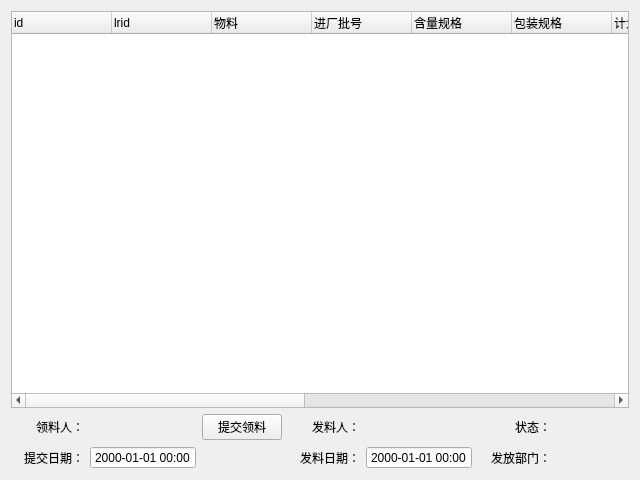
Qt form stuff/views/stuffdrawpaper.ui (zxcvbnmz0x/gmpsystem) before a commit.
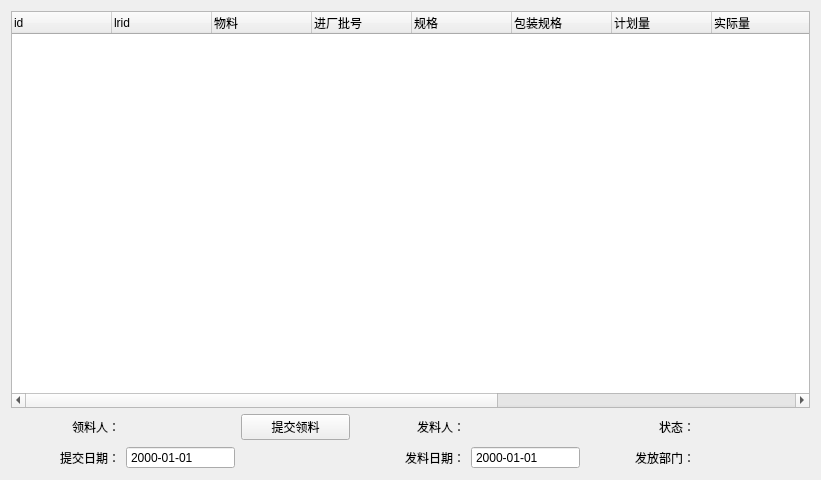
The same form after that commit.

The edit to the form file:
```diff
--- a/stuff/views/stuffdrawpaper.ui
+++ b/stuff/views/stuffdrawpaper.ui
@@ -6,7 +6,7 @@
    <rect>
     <x>0</x>
     <y>0</y>
-    <width>640</width>
+    <width>821</width>
     <height>480</height>
    </rect>
   </property>
@@ -31,28 +31,6 @@
      </property>
     </widget>
    </item>
-   <item row="2" column="1">
-    <widget class="QDateTimeEdit" name="dateTimeEdit_applytime">
-     <property name="enabled">
-      <bool>true</bool>
-     </property>
-     <property name="focusPolicy">
-      <enum>Qt::NoFocus</enum>
-     </property>
-     <property name="styleSheet">
-      <string notr="true"/>
-     </property>
-     <property name="readOnly">
-      <bool>true</bool>
-     </property>
-     <property name="buttonSymbols">
-      <enum>QAbstractSpinBox::NoButtons</enum>
-     </property>
-     <property name="displayFormat">
-      <string>yyyy-MM-dd HH:mm</string>
-     </property>
-    </widget>
-   </item>
    <item row="0" column="0" colspan="7">
     <widget class="QTreeWidget" name="treeWidget_stufflist">
      <property name="indentation">
@@ -80,7 +58,7 @@
      </column>
      <column>
       <property name="text">
-       <string>含量规格</string>
+       <string>规格</string>
       </property>
      </column>
      <column>
@@ -132,6 +110,13 @@
      </property>
     </widget>
    </item>
+   <item row="1" column="2">
+    <widget class="QPushButton" name="pushButton_apply">
+     <property name="text">
+      <string>提交领料</string>
+     </property>
+    </widget>
+   </item>
    <item row="1" column="0">
     <widget class="QLabel" name="label">
      <property name="text">
@@ -152,16 +137,6 @@
      </property>
     </widget>
    </item>
-   <item row="1" column="5">
-    <widget class="QLabel" name="label_5">
-     <property name="text">
-      <string>状态：</string>
-     </property>
-     <property name="alignment">
-      <set>Qt::AlignRight|Qt::AlignTrailing|Qt::AlignVCenter</set>
-     </property>
-    </widget>
-   </item>
    <item row="2" column="0">
     <widget class="QLabel" name="label_7">
      <property name="text">
@@ -172,26 +147,13 @@
      </property>
     </widget>
    </item>
-   <item row="1" column="1">
-    <widget class="QLabel" name="label_charger">
+   <item row="1" column="5">
+    <widget class="QLabel" name="label_5">
      <property name="text">
-      <string/>
+      <string>状态：</string>
      </property>
-    </widget>
-   </item>
-   <item row="2" column="4">
-    <widget class="QDateTimeEdit" name="dateTimeEdit_drawtime">
-     <property name="focusPolicy">
-      <enum>Qt::NoFocus</enum>
-     </property>
-     <property name="readOnly">
-      <bool>true</bool>
-     </property>
-     <property name="buttonSymbols">
-      <enum>QAbstractSpinBox::NoButtons</enum>
-     </property>
-     <property name="displayFormat">
-      <string>yyyy-MM-dd HH:mm</string>
+     <property name="alignment">
+      <set>Qt::AlignRight|Qt::AlignTrailing|Qt::AlignVCenter</set>
      </property>
     </widget>
    </item>
@@ -205,6 +167,13 @@
      </property>
     </widget>
    </item>
+   <item row="1" column="1">
+    <widget class="QLabel" name="label_charger">
+     <property name="text">
+      <string/>
+     </property>
+    </widget>
+   </item>
    <item row="2" column="6">
     <widget class="QLabel" name="label_dept">
      <property name="text">
@@ -212,10 +181,41 @@
      </property>
     </widget>
    </item>
-   <item row="1" column="2">
-    <widget class="QPushButton" name="pushButton_apply">
-     <property name="text">
-      <string>提交领料</string>
+   <item row="2" column="4">
+    <widget class="QDateEdit" name="dateEdit_drawtime">
+     <property name="focusPolicy">
+      <enum>Qt::NoFocus</enum>
+     </property>
+     <property name="readOnly">
+      <bool>true</bool>
+     </property>
+     <property name="buttonSymbols">
+      <enum>QAbstractSpinBox::NoButtons</enum>
+     </property>
+     <property name="displayFormat">
+      <string>yyyy-MM-dd</string>
+     </property>
+    </widget>
+   </item>
+   <item row="2" column="1">
+    <widget class="QDateEdit" name="dateEdit_applytime">
+     <property name="enabled">
+      <bool>true</bool>
+     </property>
+     <property name="focusPolicy">
+      <enum>Qt::NoFocus</enum>
+     </property>
+     <property name="styleSheet">
+      <string notr="true"/>
+     </property>
+     <property name="readOnly">
+      <bool>true</bool>
+     </property>
+     <property name="buttonSymbols">
+      <enum>QAbstractSpinBox::NoButtons</enum>
+     </property>
+     <property name="displayFormat">
+      <string>yyyy-MM-dd</string>
      </property>
     </widget>
    </item>
```
